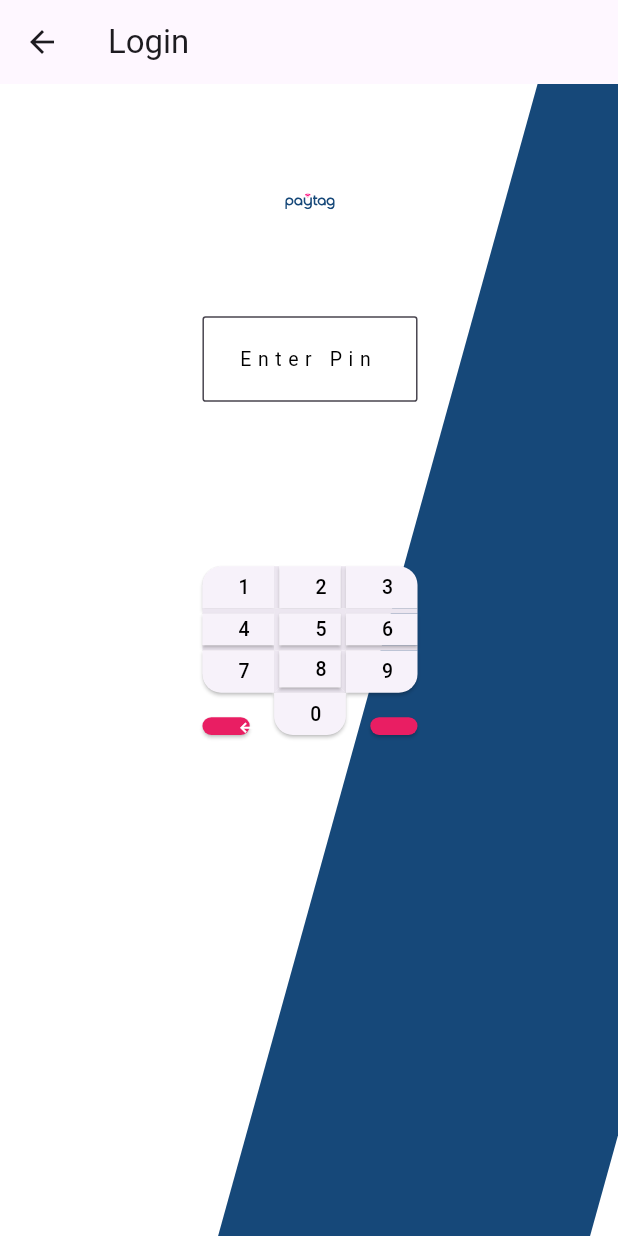
After one commit to paytagapp/paytag-metal, a Flutter app: the EnterPinScreen screen opened directly, on a phone screen of 412 x 824 dp. The commit adds this screen. Run offline on Flutter 3.47's test engine with Material 3 defaults, Android fonts, the phone set to English and light mode, and no system bars; our stand-ins replace flutter_svg, google_fonts, shared_preferences; accounts and stored records are empty; network calls fail.

Commit message:
- Changed to pin screen

```diff
--- /dev/null
+++ b/tablet/lib/screens/configration/enter_pin_screen.dart
@@ -0,0 +1,286 @@
+import 'package:flutter/material.dart';
+import 'package:flutter_svg/svg.dart';
+import 'package:google_fonts/google_fonts.dart';
+import 'package:pay_tag_tab/screens/configration/ip_config_screen.dart';
+
+class EnterPinScreen extends StatefulWidget {
+  const EnterPinScreen({super.key});
+
+  @override
+  EnterPinScreenState createState() => EnterPinScreenState();
+}
+
+class EnterPinScreenState extends State<EnterPinScreen> {
+  final TextEditingController _controller = TextEditingController();
+
+
+  @override
+  void initState() {
+    super.initState();
+  }
+
+void _onOkayPressed() async {
+    String secretPin = _controller.text;
+    if (secretPin.isNotEmpty) {
+      if (secretPin == '123456') {
+        if (mounted) {
+          Navigator.pushReplacement(
+            context,
+            MaterialPageRoute(builder: (context) => const IpConfigScreen()),
+          );
+        }
+      } else {
+        if (mounted) {
+          ScaffoldMessenger.of(context).showSnackBar(
+            const SnackBar(content: Text('Invalid Pin')),
+          );
+        }
+      }
+    }
+  }
+
+
+
+  Border getBorder(int index) {
+    const borderSide = BorderSide(color: Color(0xffece6f0), width: 3.5);
+    switch (index) {
+      case 1:
+        return const Border(left: borderSide, right: borderSide);
+      case 3:
+        return const Border(top: borderSide, bottom: borderSide);
+      case 4:
+        return Border.all(color: const Color(0xffece6f0), width: 3.5);
+      case 5:
+        return const Border(top: borderSide, bottom: borderSide);
+      case 7:
+        return const Border(
+            right: borderSide, bottom: borderSide, left: borderSide);
+      default:
+        return const Border();
+    }
+  }
+
+  @override
+  Widget build(BuildContext context) {
+    final double screenWidth = MediaQuery.of(context).size.width;
+    final double screenHeight = MediaQuery.of(context).size.height;
+
+    return Scaffold(
+      appBar: AppBar(
+        title: const Text('Login'),
+        leading: IconButton(
+          icon: const Icon(Icons.arrow_back),
+          onPressed: () {
+            Navigator.pop(context);
+          },
+        ),
+        // backgroundColor: Colors.blue,
+      ),
+      backgroundColor: Colors.white,
+      body: Center(
+        child: Container(
+          width: screenWidth,
+          height: screenHeight,
+          color: Colors.white,
+          child: Stack(
+            children: [
+              Positioned(
+                top: -82,
+                right: -screenWidth * 0.1,
+                child: Transform.rotate(
+                  angle: 15.5 * 3.1415926535897932 / 180,
+                  child: Container(
+                    width: screenWidth * 0.58,
+                    height: screenHeight * 1.5,
+                    color: const Color(0xff164879),
+                  ),
+                ),
+              ),
+              Positioned(
+                top: screenHeight * 0.055,
+                left: screenWidth * 0.4276 - screenWidth * 0.2 / 2,
+                child: Column(
+                  mainAxisAlignment: MainAxisAlignment.center,
+                  children: [
+                    SvgPicture.asset(
+                      'assets/svg/paytag_violet.svg',
+                      fit: BoxFit.contain,
+                      width: screenWidth * 0.08,
+                      height: screenHeight * 0.08,
+                    ),
+                    SizedBox(height: screenHeight * 0.053),
+                    SizedBox(
+                      width: screenWidth * 0.348,
+                      height: screenHeight * 0.19,
+                      child: TextField(
+                        controller: _controller,
+                        keyboardType: TextInputType.number,
+                        style: TextStyle(
+                            fontFamily: GoogleFonts.roboto().fontFamily,
+                            color: Colors.black,
+                            fontSize: screenWidth * 0.0315),
+                        decoration: InputDecoration(
+                          border: OutlineInputBorder(
+                            borderRadius:
+                                BorderRadius.circular(screenWidth * 0.005),
+                            borderSide: BorderSide(
+                              color: const Color(0xff1d1b20),
+                              width: screenHeight * 0.9,
+                            ),
+                          ),
+                          hintText: 'Enter Pin',
+                          filled: true,
+                          fillColor: const Color(0xFFFFFFFF),
+                          contentPadding: const EdgeInsets.all(19.0),
+                          hintStyle: TextStyle(
+                            fontFamily: GoogleFonts.roboto().fontFamily,
+                            fontSize: screenWidth * 0.0315,
+                            // fontWeight: FontWeight.w500,
+                            letterSpacing: 4.4,
+                            color: Colors.black,
+                          ),
+                        ),
+                      ),
+                    ),
+                    const SizedBox(height: 10),
+                    SizedBox(
+                      width: screenWidth * 0.348,
+                      height: screenHeight * 0.7,
+                      child: GridView.count(
+                        crossAxisCount: 3,
+                        childAspectRatio: 1.7,
+                        physics: const NeverScrollableScrollPhysics(),
+                        mainAxisSpacing: 0,
+                        crossAxisSpacing: 0,
+                        children: List.generate(12, (index) {
+                          final isBordered = [1, 3, 4, 5, 7].contains(index);
+                          if (index < 9) {
+                            return Container(
+                              decoration: BoxDecoration(
+                                border: isBordered ? getBorder(index) : null,
+                              ),
+                              child: ElevatedButton(
+                                onPressed: () {
+                                  _controller.text += (index + 1).toString();
+                                  setState(() {});
+                                },
+                                style: ElevatedButton.styleFrom(
+                                  backgroundColor: const Color(0xFFF7F2FA),
+                                  shape: RoundedRectangleBorder(
+                                    borderRadius: BorderRadius.only(
+                                      topLeft: index == 0
+                                          ? const Radius.circular(12.5)
+                                          : const Radius.circular(0),
+                                      topRight: index == 2
+                                          ? const Radius.circular(12.5)
+                                          : const Radius.circular(0),
+                                      bottomLeft: index == 6
+                                          ? const Radius.circular(12.5)
+                                          : const Radius.circular(0),
+                                      bottomRight: index == 8
+                                          ? const Radius.circular(12.5)
+                                          : const Radius.circular(0),
+                                    ),
+                                  ),
+                                ),
+                                child: Center(
+                                  child: Text(
+                                    (index + 1).toString(),
+                                    style: TextStyle(
+                                        fontFamily:
+                                            GoogleFonts.roboto().fontFamily,
+                                        color: Colors.black,
+                                        fontSize: screenWidth * 0.0315),
+                                  ),
+                                ),
+                              ),
+                            );
+                          } else if (index == 9) {
+                            return Padding(
+                              padding:
+                                  const EdgeInsets.only(top: 16.3, right: 16.3),
+                              child: ElevatedButton(
+                                onPressed: () {
+                                  if (_controller.text.isNotEmpty) {
+                                    _controller.text = _controller.text
+                                        .substring(
+                                            0, _controller.text.length - 1);
+                                    setState(() {});
+                                  }
+                                },
+                                style: ElevatedButton.styleFrom(
+                                  backgroundColor: Colors.pink,
+                                  shape: RoundedRectangleBorder(
+                                    borderRadius: BorderRadius.circular(12.5),
+                                  ),
+                                ),
+                                child: Icon(
+                                  Icons.keyboard_return_sharp,
+                                  color: Colors.white,
+                                  size: screenWidth * 0.0332,
+                                ),
+                              ),
+                            );
+                          } else if (index == 10) {
+                            return ElevatedButton(
+                              onPressed: () {
+                                _controller.text += '0';
+                                setState(() {});
+                              },
+                              style: ElevatedButton.styleFrom(
+                                backgroundColor: const Color(0xFFF7F2FA),
+                                shape: const RoundedRectangleBorder(
+                                  borderRadius: BorderRadius.only(
+                                    bottomLeft: Radius.circular(12.5),
+                                    bottomRight: Radius.circular(12.5),
+                                  ),
+                                ),
+                              ),
+                              child: Text(
+                                '0',
+                                style: TextStyle(
+                                    fontFamily: GoogleFonts.roboto().fontFamily,
+                                    color: Colors.black,
+                                    fontSize: screenWidth * 0.0315),
+                              ),
+                            );
+                          } else {
+                            return Padding(
+                              padding:
+                                  const EdgeInsets.only(top: 16.3, left: 16.3),
+                              child: ElevatedButton(
+                                onPressed: () {
+                                  if (_controller.text.isNotEmpty) {
+                                    _onOkayPressed();
+                                  }
+                                },
+                                style: ElevatedButton.styleFrom(
+                                  backgroundColor: Colors.pink,
+                                  shape: RoundedRectangleBorder(
+                                    borderRadius: BorderRadius.circular(12.5),
+                                  ),
+                                ),
+                                child: Text(
+                                  'Okay',
+                                  style: TextStyle(
+                                      fontFamily:
+                                          GoogleFonts.roboto().fontFamily,
+                                      color: Colors.white,
+                                      fontSize: screenWidth * 0.0288),
+                                ),
+                              ),
+                            );
+                          }
+                        }),
+                      ),
+                    ),
+                  ],
+                ),
+              ),
+            ],
+          ),
+        ),
+      ),
+    );
+  }
+}
--- a/tablet/lib/screens/splash_screen/splash_screen.dart
+++ b/tablet/lib/screens/splash_screen/splash_screen.dart
@@ -57,7 +57,7 @@ class _WebSocketConnectionCheckerState extends State<WebSocketConnectionChecker>
         } else if (snapshot.hasData && snapshot.data == true) {
           return const WelcomeScreen();
         } else {
-          return const NotConnectedScreen();
+          return const LoadingScreen();
         }
       },
     );
--- a/tablet/lib/services/websocket_service_new.dart
+++ b/tablet/lib/services/websocket_service_new.dart
@@ -101,11 +101,5 @@ class WebSocketService extends ChangeNotifier {
     final prefs = await SharedPreferences.getInstance();
     await prefs.setString('websocket_ip', newIp);
     url = newIp;
-    _reconnect();
-  }
-
-  void _reconnect() {
-    _channel?.sink.close();
-    _connect();
   }
 }
--- a/tablet/lib/utils/mixins/connection_status_handler.dart
+++ b/tablet/lib/utils/mixins/connection_status_handler.dart
@@ -3,6 +3,7 @@ import 'package:flutter/material.dart';
 import 'package:pay_tag_tab/screens/not_connected_screen.dart';
 import 'package:pay_tag_tab/screens/welcome_screen.dart';
 import 'package:pay_tag_tab/services/websocket_service_new.dart';
+import 'package:pay_tag_tab/widget/loader.dart';
 import 'package:provider/provider.dart';
 
 mixin ConnectionStatusHandler<T extends StatefulWidget> on State<T> {
@@ -19,7 +20,7 @@ mixin ConnectionStatusHandler<T extends StatefulWidget> on State<T> {
       if (!isConnected) {
         Navigator.pushAndRemoveUntil(
           context,
-          MaterialPageRoute(builder: (context) => const NotConnectedScreen()),
+          MaterialPageRoute(builder: (context) => const LoadingScreen()),
           (route) => false,
         );
       } else {
```
Also changed, not shown: tablet/lib/screens/not_connected_screen.dart (+43 -23 lines), tablet/lib/widget/loader.dart (+27 -12 lines).
